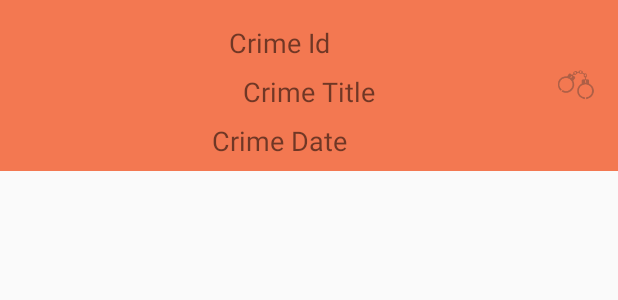
After one commit to ZakaryaRoohi/MyCriminallIntent, an Android app: the layout list_row_crime_second.xml on its own in the app's theme, with its tools: preview values and no code run, on a phone screen of 412 x 824 dp. The commit adds this screen. Shown: the top 300 px of the screen. Run offline under Robolectric (Android 15) with nearby library versions, the phone set to English and light mode, and no system bars.

Commit message:
add a new view for Recycler view

```diff
--- a/app/src/main/java/com/example/mycriminallintent/controller/fragment/CrimeDetailFragment.java
+++ b/app/src/main/java/com/example/mycriminallintent/controller/fragment/CrimeDetailFragment.java
@@ -1,5 +1,6 @@
 package com.example.mycriminallintent.controller.fragment;
 
+import android.content.Intent;
 import android.os.Bundle;
 
 import androidx.annotation.NonNull;
@@ -30,7 +31,7 @@ public class CrimeDetailFragment extends Fragment {
     private EditText mEditTextCrimeTitle;
     private Button mButtonDate;
     private CheckBox mCheckBoxSolved;
-
+    private static int mCrimePosition;
     private RepositoryInterface<Crime> mRepository;
     private Crime mCrime;
 
@@ -55,6 +56,7 @@ public class CrimeDetailFragment extends Fragment {
 
         UUID crimeId = (UUID) getArguments().getSerializable(ARG_CRIME_ID);
         mCrime = mRepository.get(crimeId);
+        mCrimePosition = mRepository.getPosition(mCrime);
     }
 
     /**
@@ -112,6 +114,7 @@ public class CrimeDetailFragment extends Fragment {
     public void onPause() {
         super.onPause();
         updateCrime();
+
     }
 
     private void updateCrime() {
--- a/app/src/main/java/com/example/mycriminallintent/repository/RepositoryInterface.java
+++ b/app/src/main/java/com/example/mycriminallintent/repository/RepositoryInterface.java
@@ -11,4 +11,5 @@ public interface RepositoryInterface<E> {
     void delete(E e);
     void insert(E e);
     void insertList(List<E> list);
+    int getPosition(E e);
 }
--- /dev/null
+++ b/app/src/main/res/layout/list_row_crime_second.xml
@@ -0,0 +1,50 @@
+<?xml version="1.0" encoding="utf-8"?>
+<RelativeLayout xmlns:android="http://schemas.android.com/apk/res/android"
+    xmlns:app="http://schemas.android.com/apk/res-auto"
+    xmlns:tools="http://schemas.android.com/tools"
+    android:layout_width="match_parent"
+    android:layout_height="wrap_content"
+
+    android:background="#F37851"
+    android:padding="8dp">
+
+    <ImageView
+        android:id="@+id/imgview_solved"
+        android:layout_width="wrap_content"
+        android:layout_height="wrap_content"
+        android:layout_alignParentRight="true"
+        android:layout_centerVertical="true"
+        android:layout_margin="8dp"
+        app:srcCompat="@drawable/ic_solved" />
+
+    <TextView
+        android:id="@+id/list_row_crime_id"
+        android:layout_width="match_parent"
+        android:layout_height="wrap_content"
+        android:layout_marginTop="8dp"
+        android:layout_toLeftOf="@id/imgview_solved"
+        android:gravity="center"
+        android:textSize="18sp"
+        tools:text="Crime Id" />
+
+    <TextView
+        android:id="@+id/list_row_crime_title"
+        android:layout_width="match_parent"
+        android:layout_height="wrap_content"
+        android:layout_below="@id/list_row_crime_id"
+        android:layout_marginTop="8dp"
+        android:gravity="center"
+        android:textSize="18sp"
+        tools:text="Crime Title" />
+
+    <TextView
+        android:id="@+id/list_row_crime_date"
+        android:layout_width="match_parent"
+        android:layout_height="wrap_content"
+        android:layout_below="@id/list_row_crime_title"
+        android:layout_marginTop="8dp"
+        android:layout_toLeftOf="@id/imgview_solved"
+        android:gravity="center"
+        android:textSize="18sp"
+        tools:text="Crime Date" />
+</RelativeLayout>
```
Also changed, not shown: app/src/main/java/com/example/mycriminallintent/controller/fragment/CrimeListFragment.java (+83 -8 lines), app/src/main/java/com/example/mycriminallintent/repository/CrimeRepository.java (+10 -4 lines).
